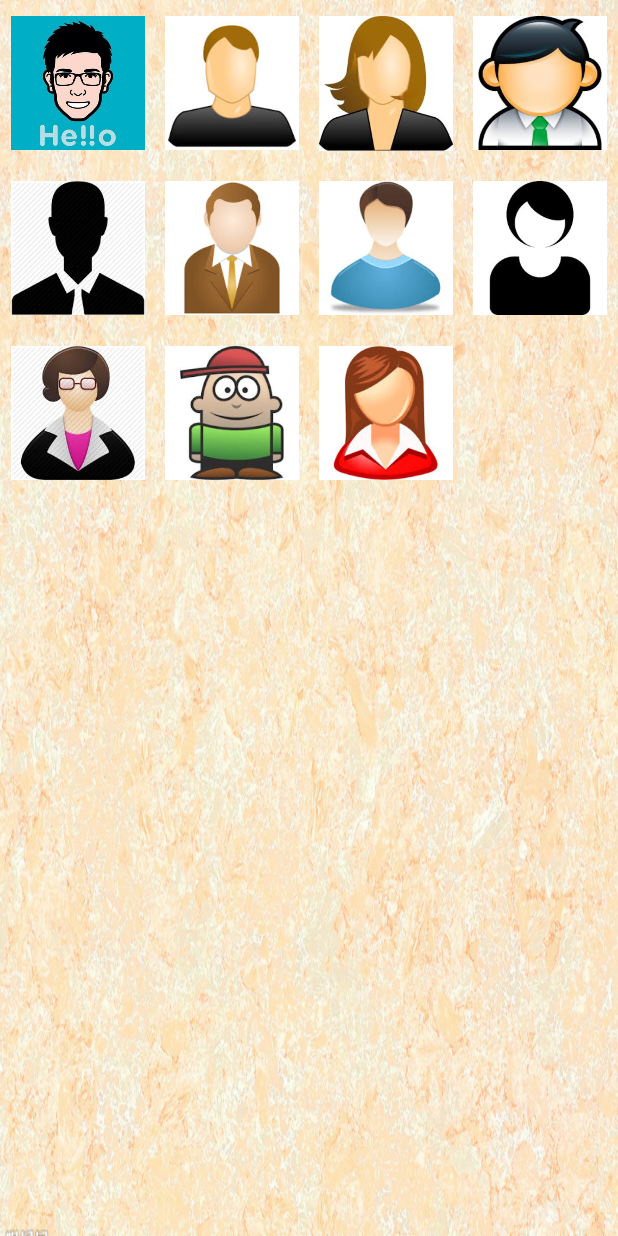
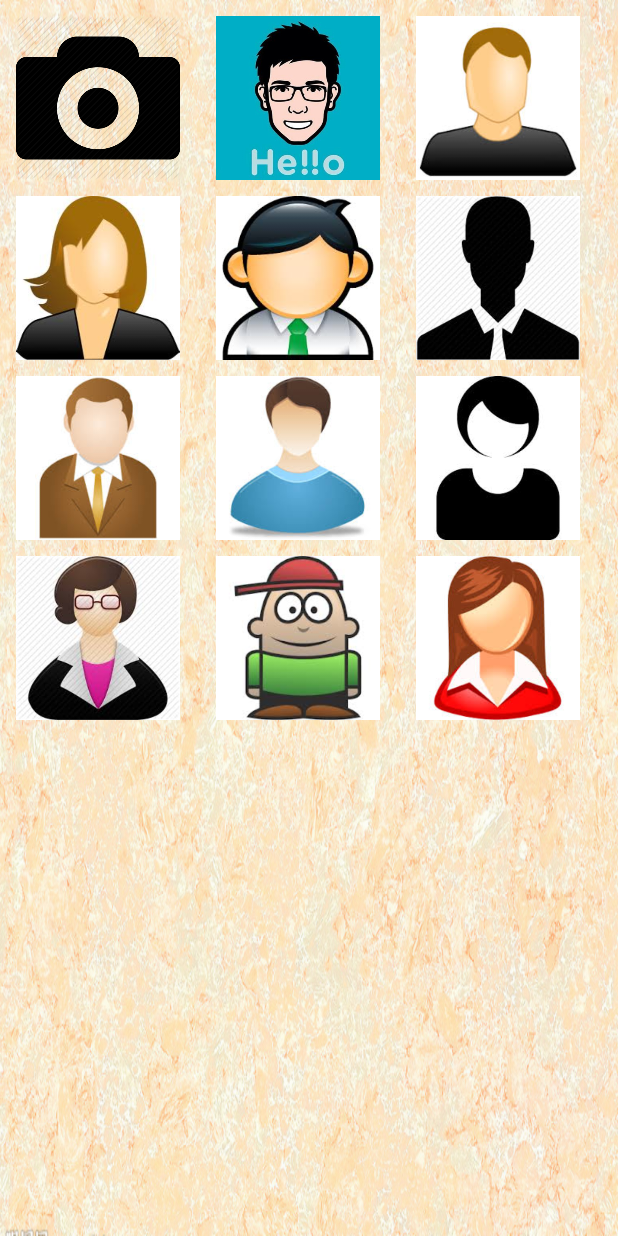
Before and after one commit to WangQilin/AmberingContact-Android, an Android app: the ChooseAvatarActivity screen opened directly, with no data from a screen before it, on a phone screen of 412 x 824 dp. Run offline under Robolectric (Android 15) with nearby library versions, the phone set to English and light mode, and no system bars.

Commit message:
done with avatar choosing page display

```diff
--- a/app/src/main/java/qilin/caiqiaolinpan/ImageAdapter.java
+++ b/app/src/main/java/qilin/caiqiaolinpan/ImageAdapter.java
@@ -1,21 +1,21 @@
 package qilin.caiqiaolinpan;
 
 import android.content.Context;
+import android.view.LayoutInflater;
 import android.view.View;
 import android.view.ViewGroup;
 import android.widget.BaseAdapter;
-import android.widget.GridView;
 import android.widget.ImageView;
 
 public class ImageAdapter extends BaseAdapter {
 
     private final int[] imageIds;
 
-    private Context mContext;
+    private Context context;
 
     // constructor
     public ImageAdapter(Context context, int[] imageIds) {
-        mContext = context;
+        this.context = context;
         this.imageIds = imageIds;
     }
 
@@ -36,18 +36,17 @@ public class ImageAdapter extends BaseAdapter {
 
     @Override
     public View getView(int position, View convertView, ViewGroup parent) {
-        ImageView iv;
+        View v;
+        LayoutInflater inflater = (LayoutInflater) context.getSystemService(Context.LAYOUT_INFLATER_SERVICE);
         if (convertView == null) {
-            iv = new ImageView(mContext);
-            iv.setLayoutParams(new GridView.LayoutParams(150, 150));
-            iv.setScaleType(ImageView.ScaleType.CENTER_CROP);
-            iv.setPadding(8, 8, 8, 8);
+            v = new View(context);
+            v = inflater.inflate(R.layout.choose_avatar_single_image, null);
+            ImageView i = (ImageView) v.findViewById(R.id.avatar_single_image);
+            i.setImageResource(imageIds[position]);
         } else {
-            iv = (ImageView) convertView;
+            v = convertView;
         }
 
-        iv.setImageResource(imageIds[position]);
-
-        return iv;
+        return v;
     }
 }
--- a/app/src/main/java/qilin/caiqiaolinpan/activity/ChooseAvatarActivity.java
+++ b/app/src/main/java/qilin/caiqiaolinpan/activity/ChooseAvatarActivity.java
@@ -13,11 +13,17 @@ import qilin.caiqiaolinpan.R;
 public class ChooseAvatarActivity extends Activity {
 
     private final int[] imageIds = {
-            R.drawable.profile_0, R.drawable.profile_1,
-            R.drawable.profile_2, R.drawable.profile_3,
-            R.drawable.profile_4, R.drawable.profile_5,
-            R.drawable.profile_6, R.drawable.profile_7,
-            R.drawable.profile_8, R.drawable.profile_9,
+            R.drawable.take_a_photo,
+            R.drawable.profile_0,
+            R.drawable.profile_1,
+            R.drawable.profile_2,
+            R.drawable.profile_3,
+            R.drawable.profile_4,
+            R.drawable.profile_5,
+            R.drawable.profile_6,
+            R.drawable.profile_7,
+            R.drawable.profile_8,
+            R.drawable.profile_9,
             R.drawable.profile_10,
     };
 
@@ -28,12 +34,15 @@ public class ChooseAvatarActivity extends Activity {
         super.onCreate(savedInstanceState);
         setContentView(R.layout.activity_choose_avatar);
 
-        ImageAdapter adatper = new ImageAdapter(ChooseAvatarActivity.this, imageIds);
+        ImageAdapter adapter = new ImageAdapter(ChooseAvatarActivity.this, imageIds);
         gv = (GridView) findViewById(R.id.gv);
-        gv.setAdapter(adatper);
+        gv.setAdapter(adapter);
         gv.setOnItemClickListener(new AdapterView.OnItemClickListener() {
             @Override
             public void onItemClick(AdapterView<?> parent, View view, int position, long id) {
+                if (position == 0) {
+//                    if the take_a_photo pic is pressed, allow user to take a photo and set as avatar
+                }
                 Intent intent = new Intent();
                 intent.putExtra("imageId", imageIds[position]);
                 setResult(1, intent);
--- a/app/src/main/res/layout/activity_choose_avatar.xml
+++ b/app/src/main/res/layout/activity_choose_avatar.xml
@@ -4,18 +4,14 @@
     android:layout_height="match_parent"
     android:padding="@dimen/page_padding"
     android:background="@drawable/family_background"
-    tools:context="qilin.caiqiaolinpan.ImageAdapter">
+    tools:context="qilin.caiqiaolinpan.ChooseAvatarActivity">
 
 
     <GridView xmlns:android="http://schemas.android.com/apk/res/android"
         android:id="@+id/gv"
-        android:layout_width="fill_parent"
-        android:layout_height="fill_parent"
-        android:columnWidth="90dp"
-        android:numColumns="auto_fit"
-        android:verticalSpacing="10dp"
-        android:horizontalSpacing="10dp"
-        android:stretchMode="columnWidth"
+        android:layout_width="match_parent"
+        android:layout_height="match_parent"
+        android:numColumns="3"
         android:gravity="center" />
 
 </LinearLayout>
--- /dev/null
+++ b/app/src/main/res/layout/choose_avatar_single_image.xml
@@ -0,0 +1,13 @@
+<?xml version="1.0" encoding="utf-8"?>
+<LinearLayout xmlns:android="http://schemas.android.com/apk/res/android"
+    android:orientation="vertical"
+    android:layout_width="match_parent"
+    android:layout_height="match_parent">
+
+    <ImageView
+        android:id="@+id/avatar_single_image"
+        android:layout_width="120dp"
+        android:layout_height="120dp"
+        android:padding="5dp" />
+
+</LinearLayout>
```
Also changed, not shown: app/src/main/res/drawable/take_a_photo.png (added).
